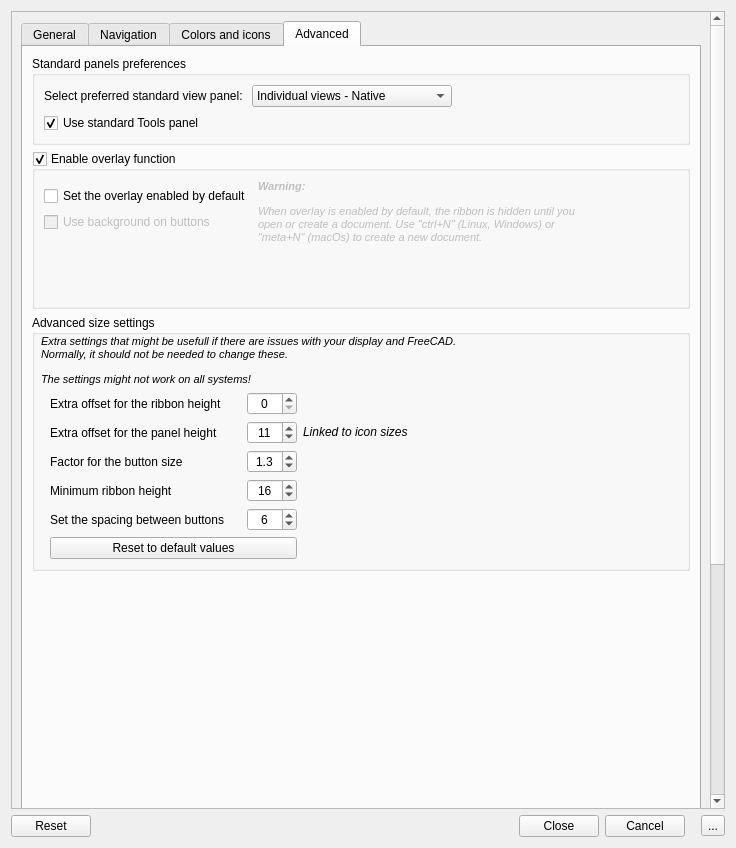
Above: Resources/ui/Settings.ui from APEbbers/FreeCAD-Ribbon before the change. Below: the same form after it.
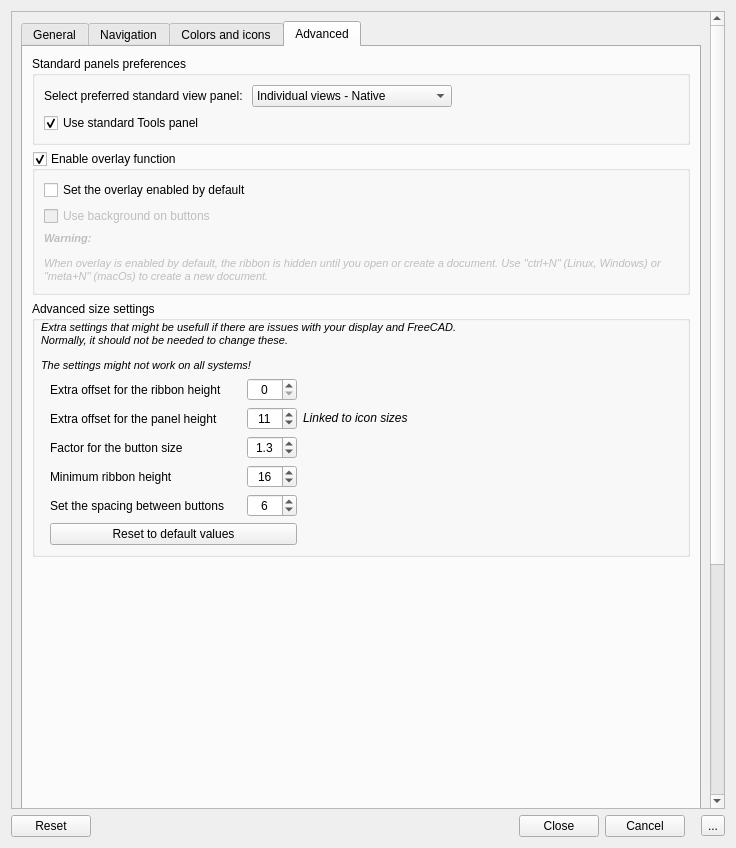
That is the form after the change. Custom widgets are drawn as their Qt base class.

Commit message: Simplify overlay - 3

The edit to the form file:
```diff
--- a/Resources/ui/Settings.ui
+++ b/Resources/ui/Settings.ui
@@ -2229,7 +2229,7 @@
             <attribute name="title">
              <string>Advanced</string>
             </attribute>
-            <layout class="QGridLayout" name="gridLayout_34">
+            <layout class="QGridLayout" name="gridLayout_32">
              <item row="0" column="0">
               <widget class="QGroupBox" name="groupBox_11">
                <property name="title">
@@ -2310,21 +2310,25 @@
              <item row="1" column="0">
               <widget class="QGroupBox" name="EnableOverlay">
                <property name="sizePolicy">
-                <sizepolicy hsizetype="Preferred" vsizetype="Minimum">
+                <sizepolicy hsizetype="Preferred" vsizetype="Preferred">
                  <horstretch>0</horstretch>
                  <verstretch>0</verstretch>
                 </sizepolicy>
                </property>
+               <property name="minimumSize">
+                <size>
+                 <width>0</width>
+                 <height>20</height>
+                </size>
+               </property>
                <property name="title">
                 <string>Enable overlay function</string>
                </property>
                <property name="checkable">
                 <bool>true</bool>
                </property>
-               <layout class="QGridLayout" name="gridLayout_32">
-                <item row="0" column="0" rowspan="2" colspan="2">
                  <layout class="QGridLayout" name="gridLayout_30">
-                  <item row="1" column="0">
+                <item row="0" column="0">
                    <widget class="QCheckBox" name="FCOverlayEnabled">
                     <property name="toolTip">
                      <string>Use the overlay function from FreeCAD.
@@ -2338,7 +2342,7 @@
                     </property>
                    </widget>
                   </item>
-                  <item row="2" column="0">
+                <item row="1" column="0">
                    <widget class="QCheckBox" name="UseButtonBackGround">
                     <property name="enabled">
                      <bool>false</bool>
@@ -2348,26 +2352,13 @@
                     </property>
                    </widget>
                   </item>
-                  <item row="3" column="0">
-                   <spacer name="verticalSpacer_6">
-                    <property name="orientation">
-                     <enum>Qt::Orientation::Vertical</enum>
-                    </property>
-                    <property name="sizeHint" stdset="0">
-                     <size>
-                      <width>20</width>
-                      <height>1</height>
-                     </size>
-                    </property>
-                   </spacer>
-                  </item>
-                  <item row="0" column="1" rowspan="4" colspan="2">
+                <item row="2" column="0">
                    <widget class="QLabel" name="label_26">
                     <property name="enabled">
                      <bool>false</bool>
                     </property>
                     <property name="sizePolicy">
-                     <sizepolicy hsizetype="Preferred" vsizetype="Minimum">
+                   <sizepolicy hsizetype="Preferred" vsizetype="Preferred">
                       <horstretch>0</horstretch>
                       <verstretch>0</verstretch>
                      </sizepolicy>
@@ -2375,7 +2366,7 @@
                     <property name="minimumSize">
                      <size>
                       <width>0</width>
-                      <height>10</height>
+                    <height>0</height>
                      </size>
                     </property>
                     <property name="sizeIncrement">
@@ -2385,7 +2376,7 @@
                      </size>
                     </property>
                     <property name="text">
-                     <string>&lt;html&gt;&lt;head/&gt;&lt;body&gt;&lt;p&gt;&lt;span style=&quot; font-size:8pt; font-weight:700; font-style:italic;&quot;&gt;Warning:&lt;/span&gt;&lt;/p&gt;&lt;p&gt;&lt;span style=&quot; font-size:8pt; font-style:italic;&quot;&gt;When overlay is enabled by default, the ribbon is hidden until you open or create a document. Use &amp;quot;ctrl+N&amp;quot; (Linux, Windows) or &amp;quot;meta+N&amp;quot; (macOs) to create a new document.&lt;/span&gt;&lt;/p&gt;&lt;p&gt;&lt;br/&gt;&lt;/p&gt;&lt;/body&gt;&lt;/html&gt;</string>
+                   <string>&lt;html&gt;&lt;head/&gt;&lt;body&gt;&lt;p&gt;&lt;span style=&quot; font-size:8pt; font-weight:700; font-style:italic;&quot;&gt;Warning:&lt;/span&gt;&lt;/p&gt;&lt;p&gt;&lt;span style=&quot; font-size:8pt; font-style:italic;&quot;&gt;When overlay is enabled by default, the ribbon is hidden until you open or create a document. Use &amp;quot;ctrl+N&amp;quot; (Linux, Windows) or &amp;quot;meta+N&amp;quot; (macOs) to create a new document.&lt;/span&gt;&lt;/p&gt;&lt;/body&gt;&lt;/html&gt;</string>
                     </property>
                     <property name="alignment">
                      <set>Qt::AlignmentFlag::AlignLeading|Qt::AlignmentFlag::AlignLeft|Qt::AlignmentFlag::AlignTop</set>
@@ -2396,24 +2387,6 @@
                    </widget>
                   </item>
                  </layout>
-                </item>
-                <item row="0" column="2">
-                 <spacer name="horizontalSpacer_10">
-                  <property name="orientation">
-                   <enum>Qt::Orientation::Horizontal</enum>
-                  </property>
-                  <property name="sizeType">
-                   <enum>QSizePolicy::Policy::Fixed</enum>
-                  </property>
-                  <property name="sizeHint" stdset="0">
-                   <size>
-                    <width>80</width>
-                    <height>20</height>
-                   </size>
-                  </property>
-                 </spacer>
-                </item>
-               </layout>
               </widget>
              </item>
              <item row="2" column="0">
```
Left out of the diff: 18 changed lines with no effect on the pictures. Lines whose indentation alone changed are shown as unchanged. The commit also changes 2 other files.
